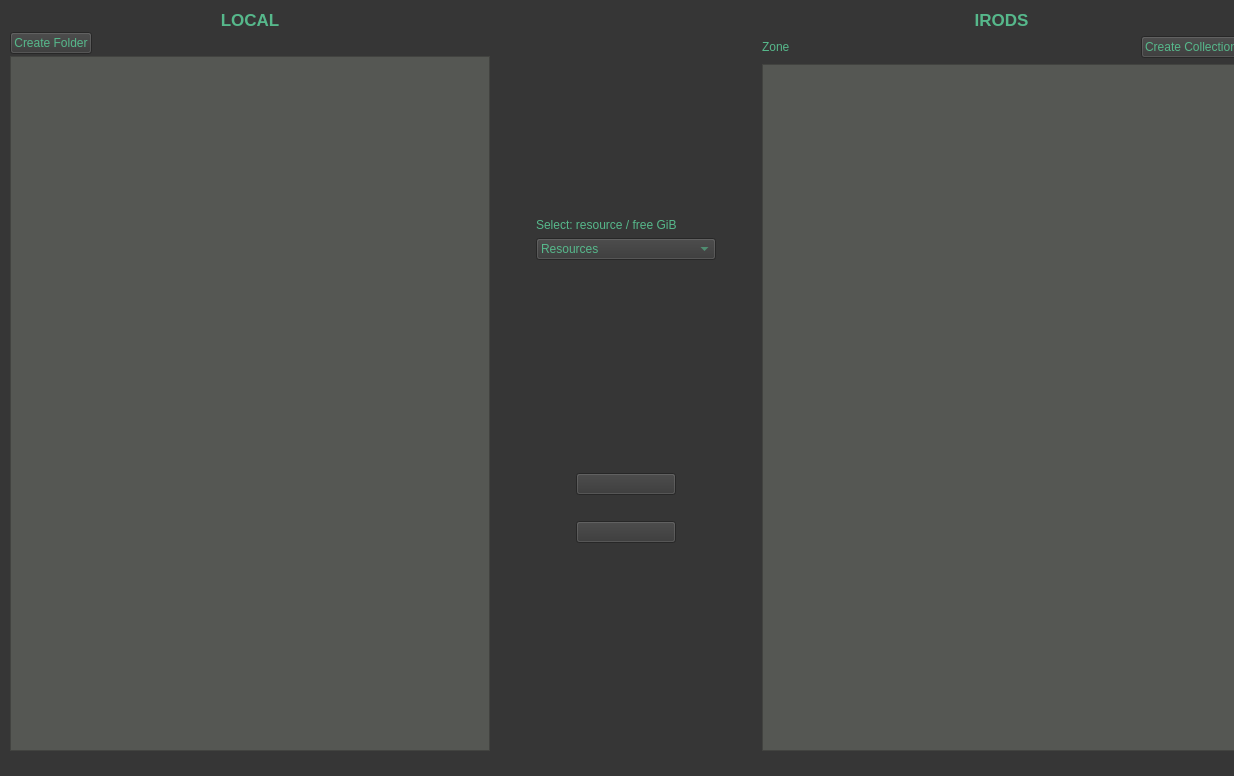
Above: gui/ui_files/tabUpDownload.ui from iBridges-for-iRODS/iBridges before the change. Below: the same form after it.
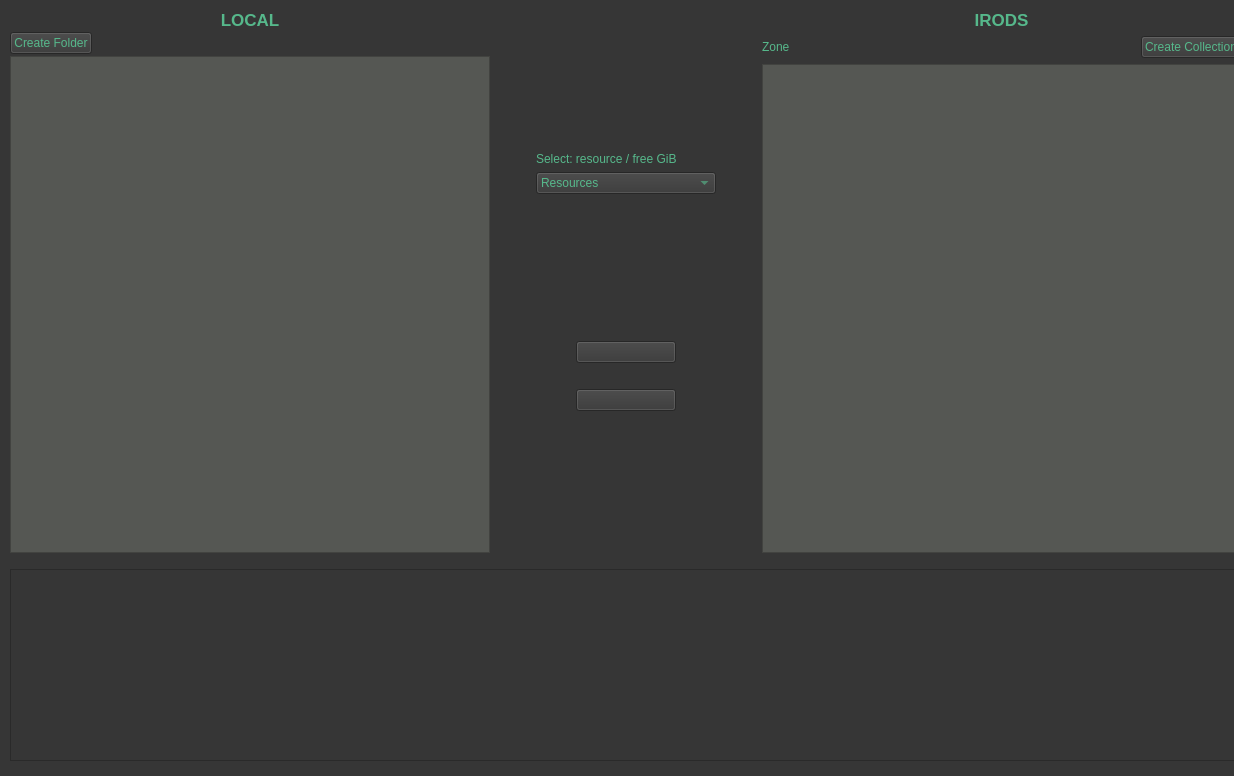
That is the form after the change. Icons and pictures are not drawn.

Patch:
```diff
--- a/gui/ui_files/tabUpDownload.ui
+++ b/gui/ui_files/tabUpDownload.ui
@@ -55,7 +55,7 @@
      <height>771</height>
     </rect>
    </property>
-   <layout class="QVBoxLayout" name="verticalLayout_11" stretch="2,0,0">
+   <layout class="QVBoxLayout" name="verticalLayout_11" stretch="2,0,0,0">
     <property name="sizeConstraint">
      <enum>QLayout::SetDefaultConstraint</enum>
     </property>
@@ -440,6 +440,9 @@
       </property>
      </spacer>
     </item>
+    <item>
+     <widget class="QPlainTextEdit" name="logs"/>
+    </item>
     <item>
      <widget class="QLabel" name="errorLabel">
       <property name="text">
```
Left out of the diff: 6 changed lines with no effect on the pictures.
